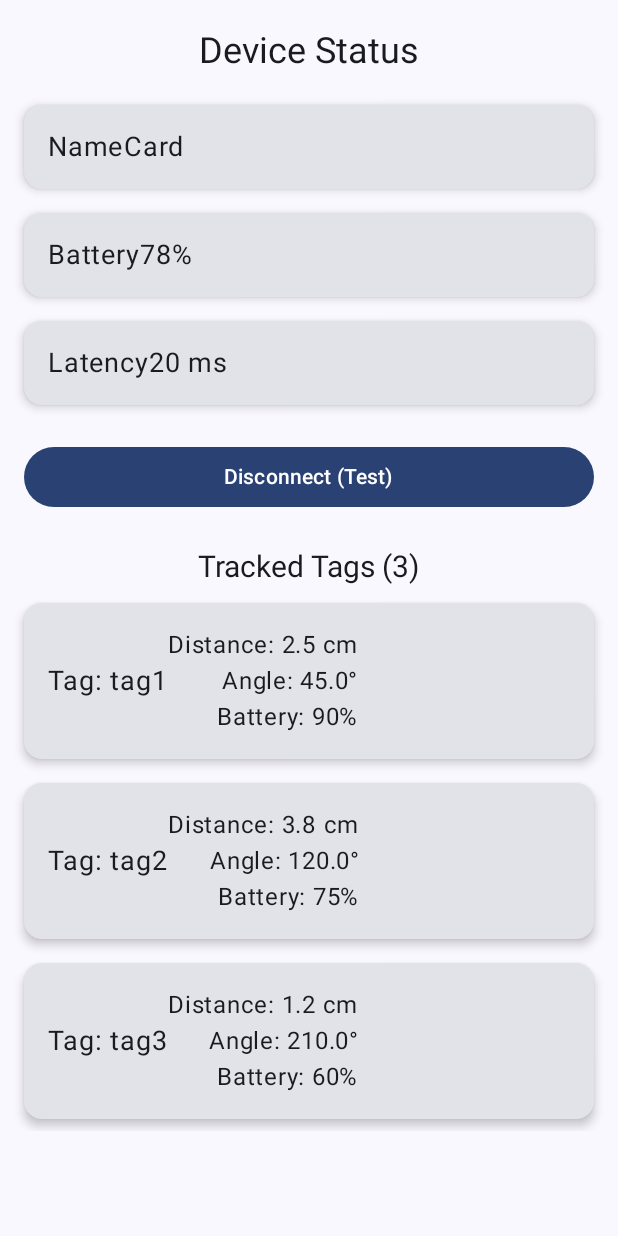
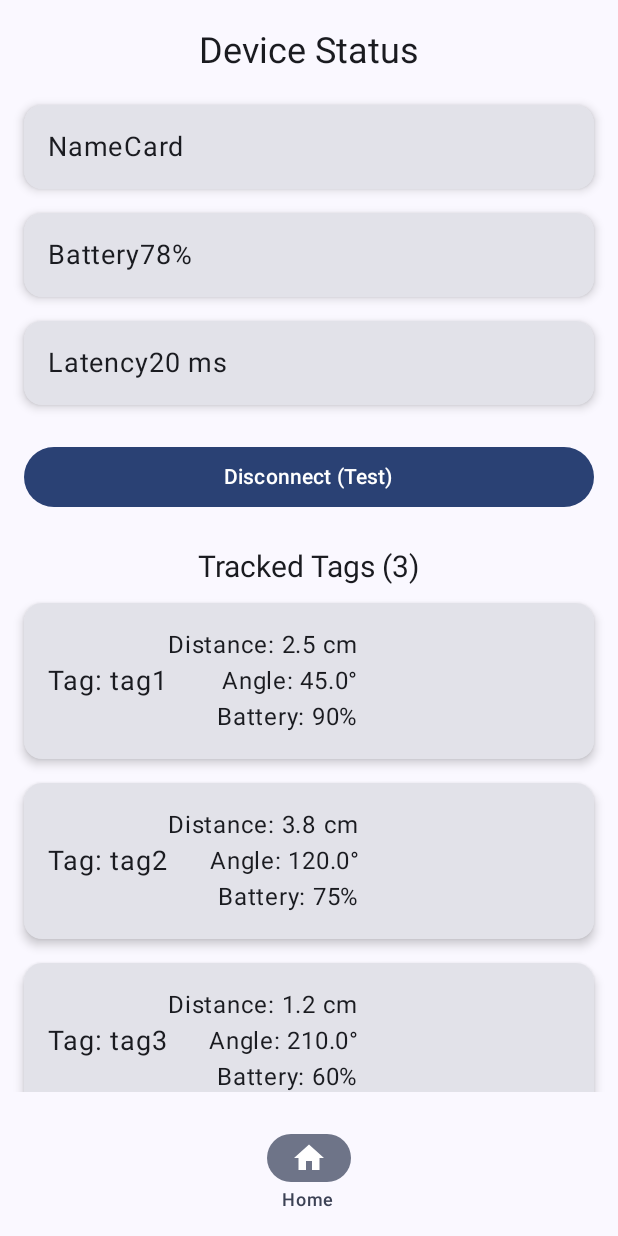
Before and after one commit to Sinis16/AtlasApp, an Android app built with Jetpack Compose: the home screen opened through its navigation route, on a phone screen of 412 x 824 dp. Run offline under Robolectric (Android 15) with nearby library versions, the phone set to English and light mode, and no system bars.

Commit message:
BottomNavB

```diff
--- a/app/build.gradle.kts
+++ b/app/build.gradle.kts
@@ -48,7 +48,7 @@ dependencies {
     implementation(libs.androidx.ui)
     implementation(libs.androidx.ui.graphics)
     implementation(libs.androidx.ui.tooling.preview)
-    implementation(libs.androidx.material3)
+    implementation ("androidx.compose.material3:material3:1.3.1")
     implementation(libs.androidx.navigation.runtime.android)
     implementation(libs.androidx.navigation.compose)
     testImplementation(libs.junit)
--- a/app/src/main/java/com/example/atlas/MainActivity.kt
+++ b/app/src/main/java/com/example/atlas/MainActivity.kt
@@ -16,16 +16,20 @@ import androidx.activity.result.contract.ActivityResultContracts
 import androidx.annotation.RequiresApi
 import androidx.annotation.RequiresPermission
 import androidx.compose.foundation.layout.fillMaxSize
+import androidx.compose.foundation.layout.padding
+import androidx.compose.material3.Scaffold
 import androidx.compose.material3.Surface
 import androidx.compose.runtime.*
 import androidx.compose.ui.Modifier
 import androidx.core.app.ActivityCompat
+import androidx.navigation.compose.currentBackStackEntryAsState
 import androidx.navigation.compose.rememberNavController
 import com.example.atlas.blescanner.BleScanManager
 import com.example.atlas.blescanner.model.BleDevice
 import com.example.atlas.blescanner.model.BleScanCallback
 import com.example.atlas.navigation.AppNavHost
 import com.example.atlas.permissions.PermissionManager
+import com.example.atlas.ui.components.BottomNavBar
 import com.example.atlas.ui.theme.AtlasTheme
 
 class MainActivity : ComponentActivity() {
@@ -151,7 +155,22 @@ class MainActivity : ComponentActivity() {
                     }
                 }
 
-                Surface(modifier = Modifier.fillMaxSize()) {
+                // Get the current route
+                val navBackStackEntry by navController.currentBackStackEntryAsState()
+                val currentRoute = navBackStackEntry?.destination?.route
+
+                Scaffold(
+                    bottomBar = {
+                        if (currentRoute != "logIn" && currentRoute != "register") {
+                            BottomNavBar(navController = navController)
+                        }
+                    }
+                ) { paddingValues ->
+                    Surface(
+                        modifier = Modifier
+                            .fillMaxSize()
+                            .padding(paddingValues)
+                    ) {
                         AppNavHost(
                             navController = navController,
                             permissionManager = permissionManager,
@@ -167,7 +186,6 @@ class MainActivity : ComponentActivity() {
                                 ) {
                                     val device = btManager.adapter?.getRemoteDevice(address)
                                     if (device != null && connectionStates[address] != "Connected") {
-                                    // Clean up any existing connection
                                         gattConnections[address]?.let { oldGatt ->
                                             Log.d(TAG, "Cleaning up old GATT for $address")
                                             oldGatt.disconnect()
@@ -210,6 +228,7 @@ class MainActivity : ComponentActivity() {
                 }
             }
         }
+    }
 
     companion object {
         private val TAG = MainActivity::class.java.simpleName
--- /dev/null
+++ b/app/src/main/java/com/example/atlas/ui/components/BottomNavBar.kt
@@ -0,0 +1,43 @@
+package com.example.atlas.ui.components
+
+import androidx.compose.foundation.layout.fillMaxWidth
+import androidx.compose.foundation.layout.padding
+import androidx.compose.material.icons.Icons
+import androidx.compose.material.icons.filled.Home
+import androidx.compose.material3.Icon
+import androidx.compose.material3.MaterialTheme
+import androidx.compose.material3.NavigationBar
+import androidx.compose.material3.NavigationBarItem
+import androidx.compose.material3.Text
+import androidx.compose.runtime.Composable
+import androidx.compose.ui.Modifier
+import androidx.compose.ui.unit.dp
+import androidx.navigation.NavHostController
+
+@Composable
+fun BottomNavBar(navController: NavHostController) {
+    NavigationBar(
+        containerColor = MaterialTheme.colorScheme.surface,
+        contentColor = MaterialTheme.colorScheme.onSurface,
+        modifier = Modifier.fillMaxWidth()
+    ) {
+        // Center the single item by using a single NavigationBarItem
+        NavigationBarItem(
+            icon = { Icon(Icons.Filled.Home, contentDescription = "Home") },
+            label = { Text("Home") }, // Remove this line for icon-only
+            selected = navController.currentDestination?.route == "home",
+            onClick = {
+                navController.navigate("home") {
+                    popUpTo(navController.graph.startDestinationId) {
+                        saveState = true
+                    }
+                    launchSingleTop = true
+                    restoreState = true
+                }
+            },
+            modifier = Modifier
+                .weight(1f) // Takes full width, effectively centering it
+                .padding(horizontal = 8.dp)
+        )
+    }
+}
--- a/gradle/libs.versions.toml
+++ b/gradle/libs.versions.toml
@@ -7,9 +7,10 @@ junitVersion = "1.2.1"
 espressoCore = "3.6.1"
 lifecycleRuntimeKtx = "2.8.7"
 activityCompose = "1.10.1"
-composeBom = "2024.09.00"
+composeBom = "2025.03.01"
 navigationRuntimeAndroid = "2.9.0-alpha09"
 navigationCompose = "2.8.9"
+androidx-material3 = "1.3.1"
 
 [libraries]
 androidx-core-ktx = { group = "androidx.core", name = "core-ktx", version.ref = "coreKtx" }
@@ -25,7 +26,7 @@ androidx-ui-tooling = { group = "androidx.compose.ui", name = "ui-tooling" }
 androidx-ui-tooling-preview = { group = "androidx.compose.ui", name = "ui-tooling-preview" }
 androidx-ui-test-manifest = { group = "androidx.compose.ui", name = "ui-test-manifest" }
 androidx-ui-test-junit4 = { group = "androidx.compose.ui", name = "ui-test-junit4" }
-androidx-material3 = { group = "androidx.compose.material3", name = "material3" }
+androidx-material3 = { module = "androidx.compose.material3:material3", version.ref = "androidx-material3" }
 androidx-navigation-runtime-android = { group = "androidx.navigation", name = "navigation-runtime-android", version.ref = "navigationRuntimeAndroid" }
 androidx-navigation-compose = { group = "androidx.navigation", name = "navigation-compose", version.ref = "navigationCompose" }
 
```
Lines whose indentation alone changed are shown as unchanged.
